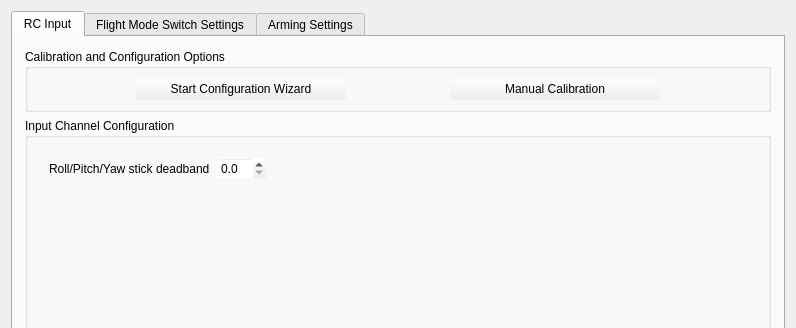
openpilot/OpenPilot, file ground/openpilotgcs/src/plugins/config/input.ui: the form before one commit; both pictures show x 0 to 796 and y 0 to 328 of the 796 by 828 pixel window.
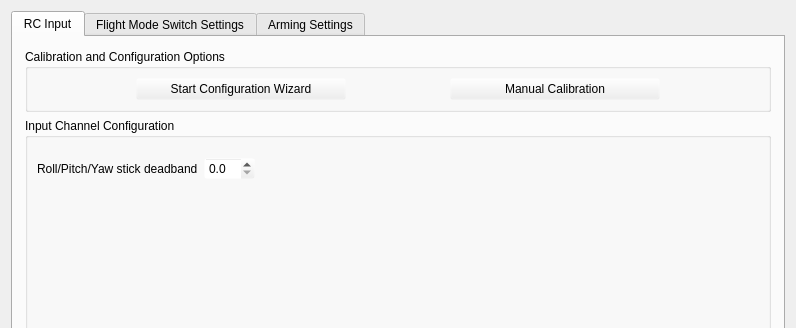
The form after the commit. Icons and pictures are not drawn.

Commit message: OP-1331 trying new approach to address input/output channel configuration grid alignment issues. New approach is to move the individual widgets to the parent grid layout in order to have them all under the same constraints. This wip to have feedback on other OSes.

The edit to the form file:
```diff
--- a/ground/openpilotgcs/src/plugins/config/input.ui
+++ b/ground/openpilotgcs/src/plugins/config/input.ui
@@ -198,7 +198,7 @@
                   </item>
                   <item>
                    <layout class="QGridLayout" name="gridLayout_3">
-                    <item row="0" column="4">
+                    <item row="0" column="3">
                      <spacer name="horizontalSpacer_3">
                       <property name="orientation">
                        <enum>Qt::Horizontal</enum>
@@ -211,14 +211,14 @@
                       </property>
                      </spacer>
                     </item>
-                    <item row="0" column="1">
+                    <item row="0" column="0">
                      <widget class="QLabel" name="labelDeadband">
                       <property name="text">
                        <string>Roll/Pitch/Yaw stick deadband</string>
                       </property>
                      </widget>
                     </item>
-                    <item row="0" column="2">
+                    <item row="0" column="1">
                      <widget class="QDoubleSpinBox" name="deadband">
                       <property name="toolTip">
                        <string>Stick deadband in percents of full range (0-10), zero to disable</string>
@@ -234,22 +234,6 @@
                       </property>
                      </widget>
                     </item>
-                    <item row="0" column="0">
-                     <spacer name="horizontalSpacer_8">
-                      <property name="orientation">
-                       <enum>Qt::Horizontal</enum>
-                      </property>
-                      <property name="sizeType">
-                       <enum>QSizePolicy::Fixed</enum>
-                      </property>
-                      <property name="sizeHint" stdset="0">
-                       <size>
-                        <width>12</width>
-                        <height>20</height>
-                       </size>
-                      </property>
-                     </spacer>
-                    </item>
                    </layout>
                   </item>
                   <item>
@@ -260,7 +244,7 @@
                     <property name="sizeHint" stdset="0">
                      <size>
                       <width>20</width>
-                      <height>40</height>
+                      <height>10</height>
                      </size>
                     </property>
                    </spacer>
```
Left out of the diff: 28 changed lines with no effect on the pictures. The commit also changes 11 other files.
